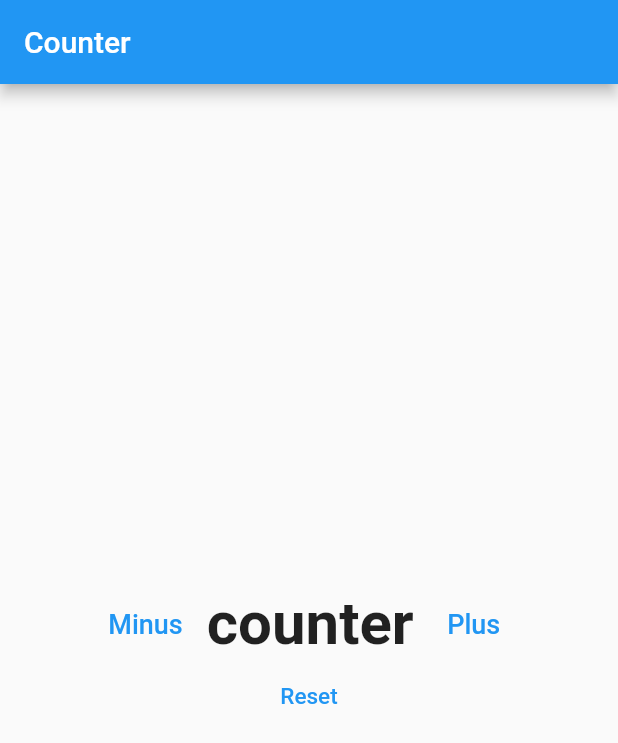
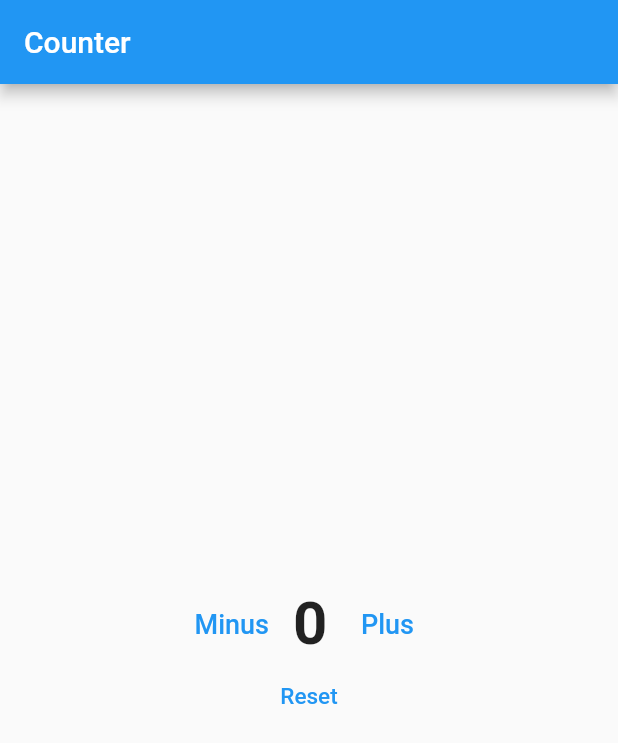
Before and after one commit to asemayoub/Mansour_Udemy, a Flutter app: the screen it shows after launch, after a tap on "Minus", on a phone screen of 412 x 824 dp. Shown: the top 743 px of the screen. Run offline on Flutter 3.47's test engine with Material 2 defaults, Android fonts, the phone set to English and light mode, and no system bars; our stand-ins replace bloc, flutter_bloc, sqflite; accounts and stored records are empty.

Commit message:
Cubit Bloc

```diff
--- a/lib/modules/counter/bloc/cubit.dart
+++ b/lib/modules/counter/bloc/cubit.dart
@@ -1,5 +1,6 @@
 
 import 'package:bloc/bloc.dart';
+import 'package:flutter_bloc/flutter_bloc.dart';
 import 'package:newtharwat/modules/counter/bloc/states.dart';
 
 // Create Class Cubit need states cubit get it from class in states
@@ -14,6 +15,58 @@ class CounterCubit extends Cubit<CounterStates> {
   CounterCubit() : super(CounterIntialState());
 
 
+  // Create Object Into Cubit To Get It in Classes
+
+
+static CounterCubit get(context) => BlocProvider.of(context);
+
+// كده اي حاجه جوا الكلاس ده هقدر استدعيها من بره ف اي مكان
+
+
+int counter = 0;
+
+void minus() {
+
+  if (counter <= 0 ) {
+
+    counter = 0;
+
+    emit(CounterMinusState(counter));
+
+  }else {
+
+    counter--;
+
+    emit(CounterMinusState(counter));
+  }
+
+}
+void plus() {
+
+  if (counter < 0) {
+
+
+    counter = 0;
+
+    emit(CounterPlusState(counter));
+
+
+  }else {
+    counter++;
+    emit(CounterPlusState(counter));
+
+  }
+
+
+
+  }
+void reset() {
+
+
+  counter = 0;
+  emit(CounterResetState(counter));
+
+  }
 
 
 
--- a/lib/modules/counter/bloc/states.dart
+++ b/lib/modules/counter/bloc/states.dart
@@ -11,6 +11,32 @@ abstract class CounterStates {
 
 class CounterIntialState extends CounterStates {}
 
-class CounterPlusState extends CounterStates {}
+class CounterPlusState extends CounterStates {
 
-class CounterMinusState extends CounterStates {}
+  // هنا لو محتاج ابعت قيمته مع ال state
+
+  late final int counter;
+
+  CounterPlusState(this.counter);
+
+
+}
+
+class CounterMinusState extends CounterStates {
+
+
+  late final int counter;
+
+  CounterMinusState(this.counter);
+
+}
+
+class CounterResetState extends CounterStates {
+
+  late final int counter;
+
+  CounterResetState(this.counter);
+
+
+
+}
--- a/lib/modules/counter/stateful.dart
+++ b/lib/modules/counter/stateful.dart
@@ -15,7 +15,14 @@ class CounterClass extends StatelessWidget {
       create: (BuildContext context) => CounterCubit(),
       child: BlocConsumer<CounterCubit, CounterStates>(
 
-        listener: (context, state){},
+        listener: (context, state){
+
+          if (state is CounterMinusState) print('Minus State${state.counter}');
+          if (state is CounterPlusState) print('Plus State${state.counter}');
+          if (state is CounterResetState) print('Reset State${state.counter}');
+
+
+        },
 
         builder:(context, state){
 
@@ -40,6 +47,9 @@ class CounterClass extends StatelessWidget {
                       TextButton(onPressed: (){
 
 
+                        CounterCubit.get(context).minus();
+
+
 
                       }, child:
 
@@ -62,7 +72,7 @@ class CounterClass extends StatelessWidget {
                         padding: const EdgeInsets.symmetric(horizontal: 8.0,),
                         child: Text(
 
-                          'counter',
+                          '${CounterCubit.get(context).counter}',
                           style: TextStyle(fontSize: 40.0, fontWeight: FontWeight.bold,)
 
                           ,),
@@ -70,6 +80,9 @@ class CounterClass extends StatelessWidget {
 
 
                       TextButton(onPressed: (){
+
+
+                        CounterCubit.get(context).plus();
 
 
 
@@ -100,6 +113,9 @@ class CounterClass extends StatelessWidget {
                       TextButton(onPressed: () {
 
 
+                        CounterCubit.get(context).reset();
+
+
                       }, child: Text('Reset',style: TextStyle(fontSize: 15.0,),))
                     ],
 
```
